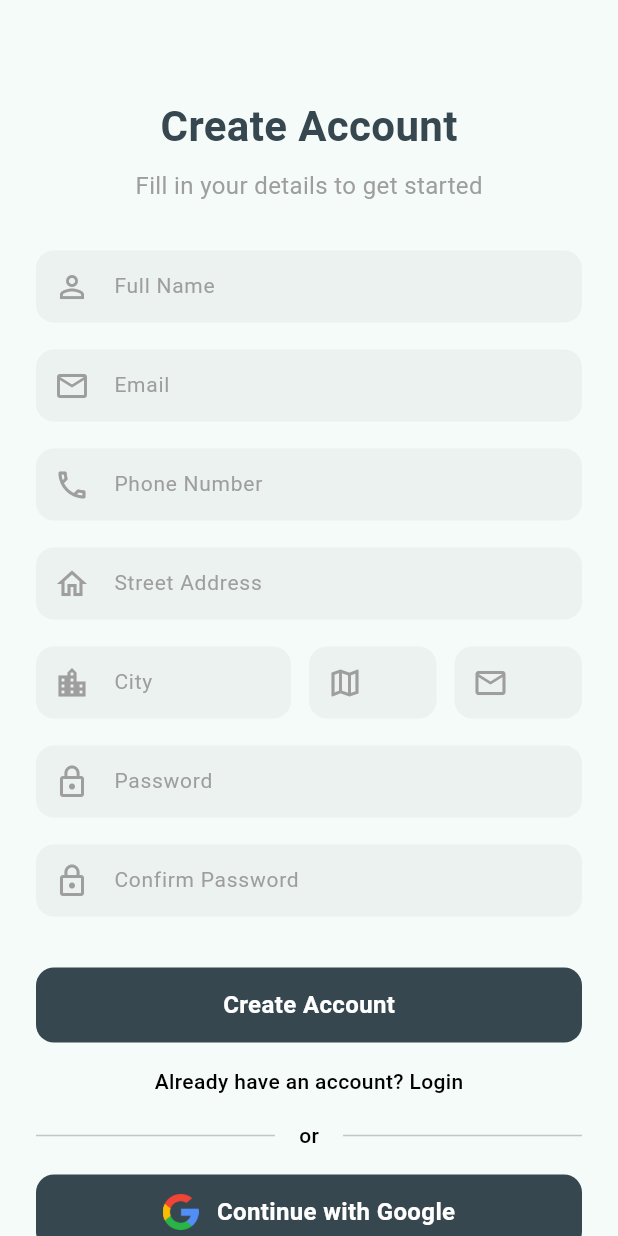
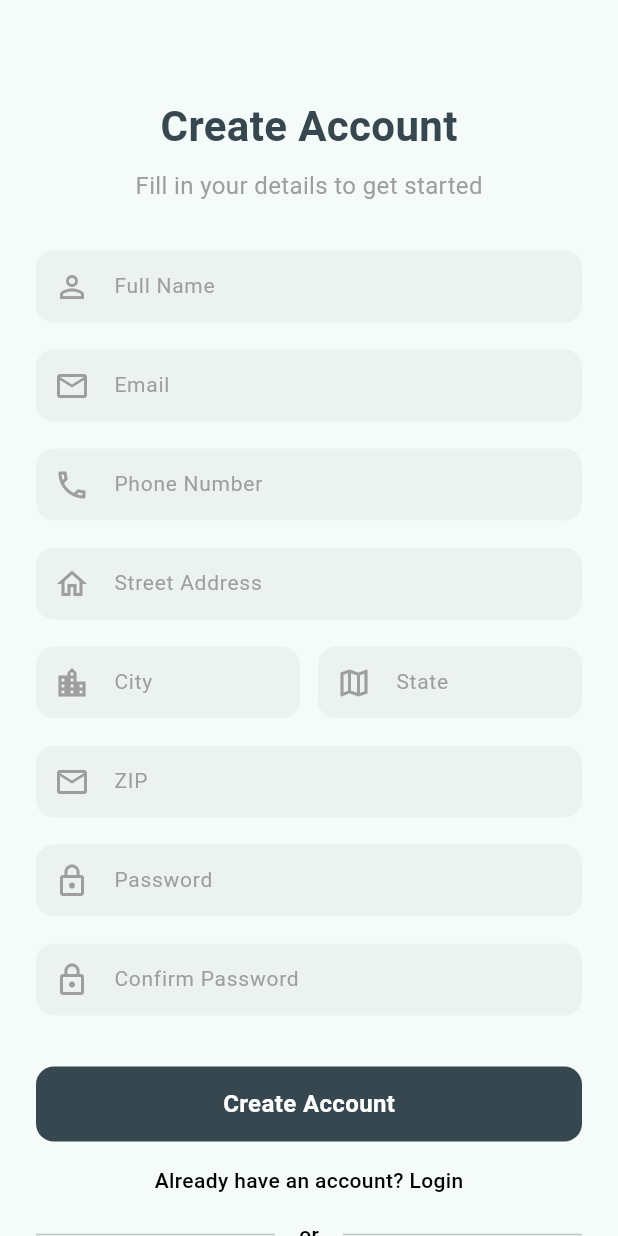
Before and after one commit to Althafmu/flutter_project, a Flutter app: the SignupScreen screen opened directly, on a phone screen of 412 x 824 dp. Run offline on Flutter 3.47's test engine with Material 3 defaults, Android fonts, the phone set to English and light mode, and no system bars; our stand-ins replace cloud_firestore, firebase_auth, firebase_core, google_sign_in; accounts and stored records are empty; network calls fail; Roboto replaces fonts that are missing (Poppins).

Commit message:
minor change

```diff
--- a/lib/views/pages/auth/signup_page.dart
+++ b/lib/views/pages/auth/signup_page.dart
@@ -305,7 +305,7 @@ class _SignupScreenState extends State<SignupScreen> {
           Row(
             children: [
               Expanded(
-                flex: 2,
+                flex: 3,
                 child: _buildTextFormField(
                   controller: cityController,
                   hintText: 'City',
@@ -321,7 +321,7 @@ class _SignupScreenState extends State<SignupScreen> {
               ),
               const SizedBox(width: 12),
               Expanded(
-                flex: 1,
+                flex: 3,
                 child: _buildTextFormField(
                   controller: stateController,
                   hintText: 'State',
@@ -335,9 +335,12 @@ class _SignupScreenState extends State<SignupScreen> {
                   },
                 ),
               ),
-              const SizedBox(width: 12),
+            ],
+          ),
+          SizedBox(height: spacing),
+          Row(
+            children: [
               Expanded(
-                flex: 1,
                 child: _buildTextFormField(
                   controller: zipController,
                   hintText: 'ZIP',
@@ -472,7 +475,8 @@ class _SignupScreenState extends State<SignupScreen> {
                 } else {
                   ScaffoldMessenger.of(context).showSnackBar(
                     SnackBar(
-                      content: const Text('Registration failed. Please try again.'),
+                      content:
+                          const Text('Registration failed. Please try again.'),
                       backgroundColor: Colorconstants.primarycolor,
                     ),
                   );
@@ -567,8 +571,8 @@ class _SignupScreenState extends State<SignupScreen> {
                     } else {
                       ScaffoldMessenger.of(context).showSnackBar(
                         SnackBar(
-                          content:
-                              const Text('Google Sign-In failed. Please try again.'),
+                          content: const Text(
+                              'Google Sign-In failed. Please try again.'),
                           backgroundColor: Colorconstants.primarycolor,
                         ),
                       );
```
Also changed, not shown: 8 other files.
